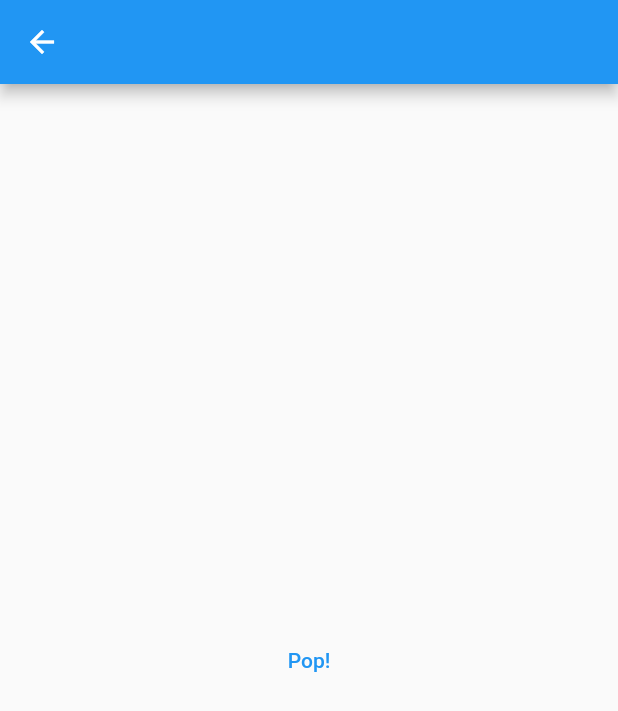
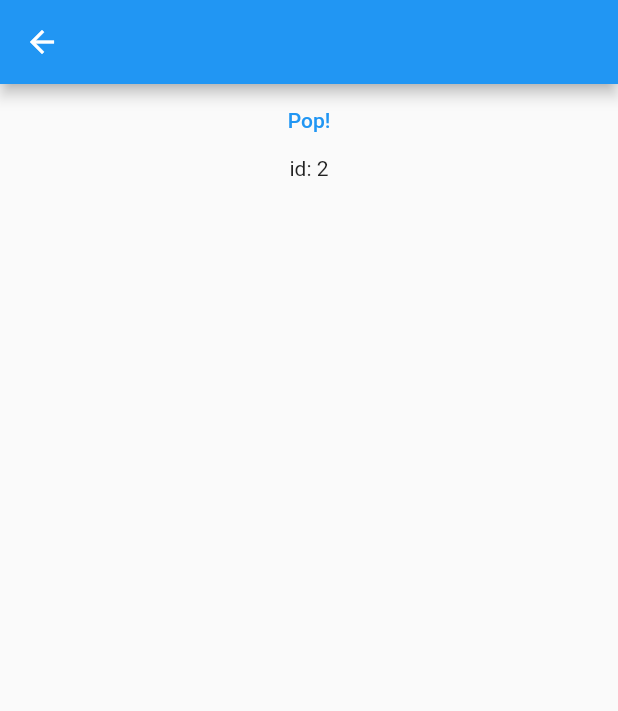
Before and after one commit to EugeneAlexandrov/flutter_navigation_2_test, a Flutter app: the screen it shows after launch, after a tap on "View Details", on a phone screen of 412 x 824 dp. Shown: the top 711 px of the screen. Run offline on Flutter 3.47's test engine with Material 2 defaults, Android fonts, the phone set to English and light mode, and no system bars.

```diff
--- a/lib/main.dart
+++ b/lib/main.dart
@@ -9,9 +9,21 @@ class MyApp extends StatelessWidget {
   @override
   Widget build(BuildContext context) {
     return MaterialApp(
-      routes: {
-        '/': (context) => HomeScreen(),
-        '/details': (context) => DetailScreen(),
+      onGenerateRoute: (settings) {
+        // Handle '/'
+        if (settings.name == '/') {
+          return MaterialPageRoute(builder: (context) => HomeScreen());
+        }
+        // Handle '/details/:id'
+        var uri;
+        if (settings.name != null) {
+          uri = Uri.parse(settings.name!);
+        }
+        if (uri.pathSegments.length == 2 &&
+            uri.pathSegments[0] == 'details') {
+          String id = uri.pathSegments[1];
+          return MaterialPageRoute(builder: (context) => DetailScreen(id: id));
+        }
       },
     );
   }
@@ -36,7 +48,7 @@ class _HomeScreenState extends State<HomeScreen> {
           shape: RoundedRectangleBorder(borderRadius: BorderRadius.circular(5)),
           child: Text('View Details'),
           onPressed: () {
-            Navigator.pushNamed(context, '/details');
+            Navigator.pushNamed(context, '/details/2');
           },
         ),
       ),
@@ -45,18 +57,25 @@ class _HomeScreenState extends State<HomeScreen> {
 }
 
 class DetailScreen extends StatelessWidget {
-  const DetailScreen({Key? key}) : super(key: key);
+  final String id;
+
+  const DetailScreen({Key? key, required this.id}) : super(key: key);
 
   @override
   Widget build(BuildContext context) {
     return Scaffold(
       appBar: AppBar(),
       body: Center(
-        child: TextButton(
-          child: Text('Pop!'),
-          onPressed: () {
-            Navigator.pop(context);
-          },
+        child: Column(
+          children: [
+            TextButton(
+              child: Text('Pop!'),
+              onPressed: () {
+                Navigator.pop(context);
+              },
+            ),
+            Text('id: $id'),
+          ],
         ),
       ),
     );
```
